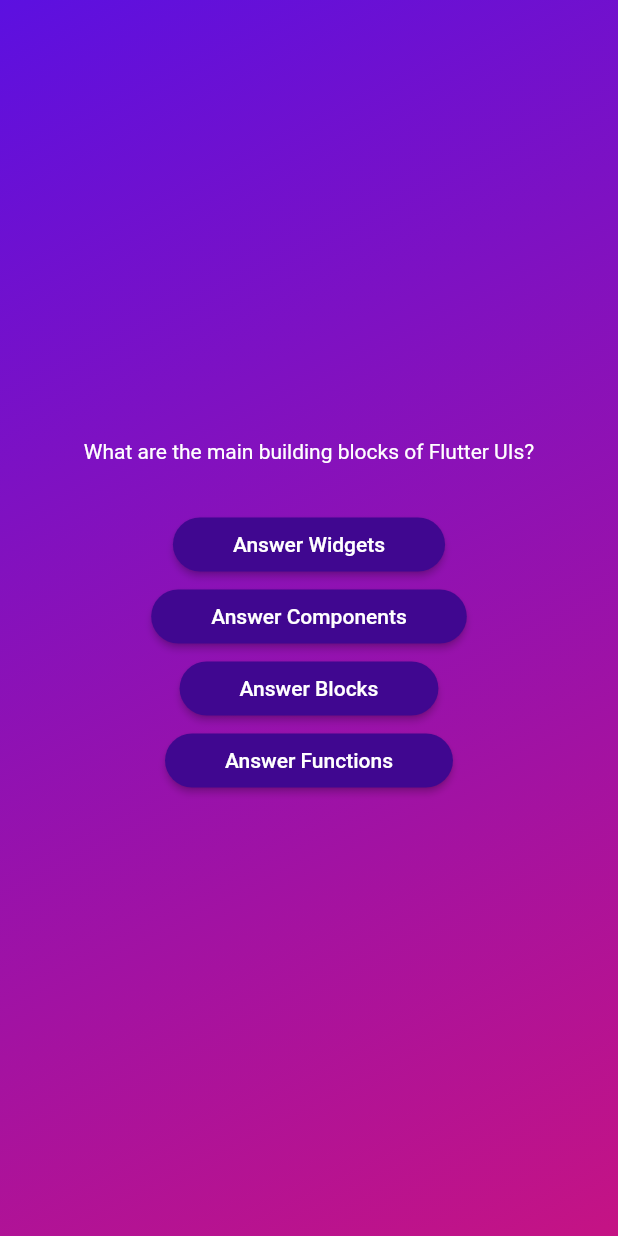
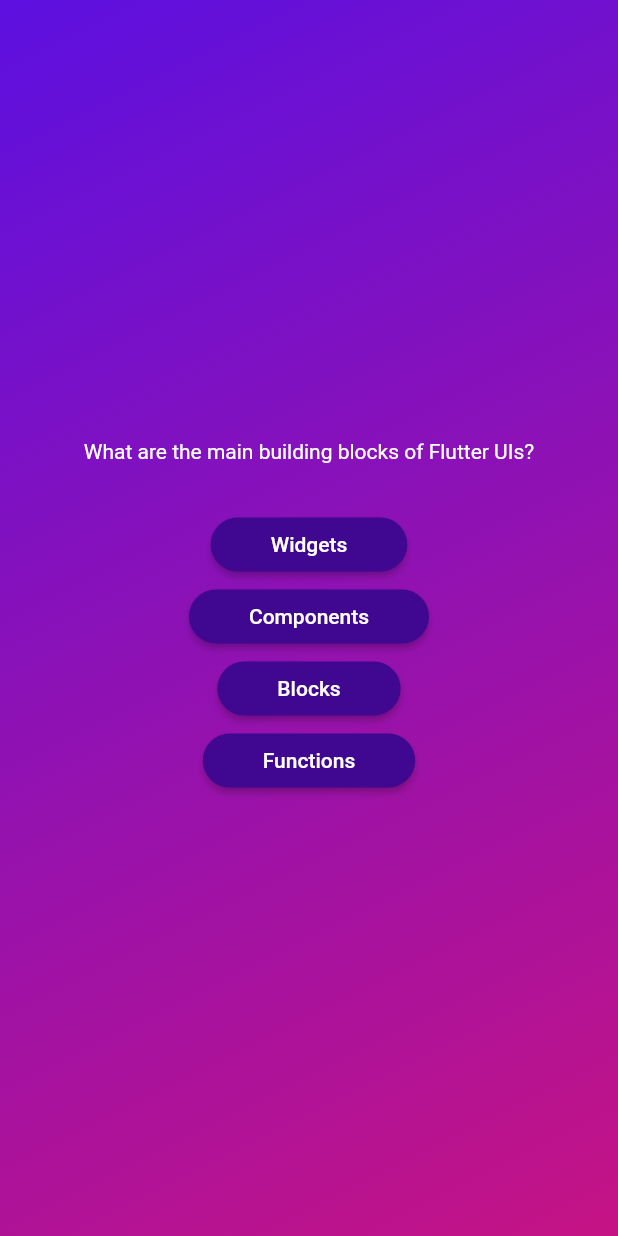
Before and after one commit to nawhgnues/Flutter, a Flutter app: the screen it shows after launch, after a tap on "Start Quiz", on a phone screen of 412 x 824 dp. Run offline on Flutter 3.47's test engine with Material 2 defaults, Android fonts, the phone set to English and light mode, and no system bars.

Commit message:
Mapping Lists & Using the Spread Operator

```diff
--- a/quiz_app/lib/answer_button.dart
+++ b/quiz_app/lib/answer_button.dart
@@ -22,7 +22,7 @@ class AnswerButton extends StatelessWidget {
           borderRadius: BorderRadius.circular(40),
         ),
       ),
-      child: Text('Answer $answerText'),
+      child: Text(answerText),
     );
   }
 }
--- a/quiz_app/lib/question_screen.dart
+++ b/quiz_app/lib/question_screen.dart
@@ -30,22 +30,9 @@ class _QuestionsScreenState extends State<QuestionsScreen> {
           const SizedBox(
             height: 30,
           ),
-          AnswerButton(
-            answerText: currentQuestion.answers[0],
-            onTap: () {},
-          ),
-          AnswerButton(
-            answerText: currentQuestion.answers[1],
-            onTap: () {},
-          ),
-          AnswerButton(
-            answerText: currentQuestion.answers[2],
-            onTap: () {},
-          ),
-          AnswerButton(
-            answerText: currentQuestion.answers[3],
-            onTap: () {},
-          )
+          ...currentQuestion.answers.map((answer) {
+            return AnswerButton(answerText: answer, onTap: () {});
+          }),
         ],
       ),
     );
```
